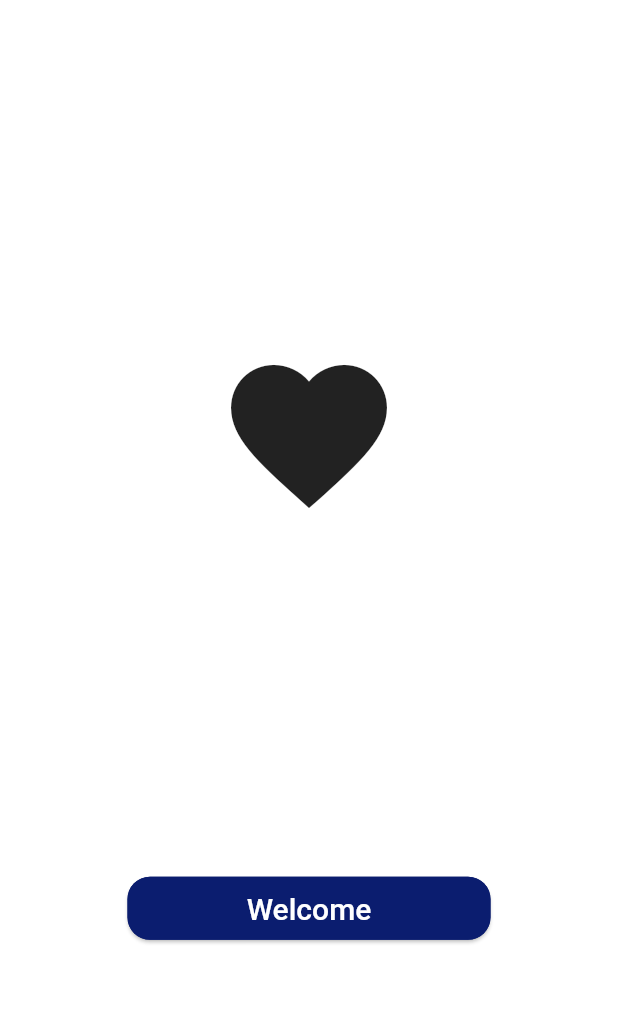
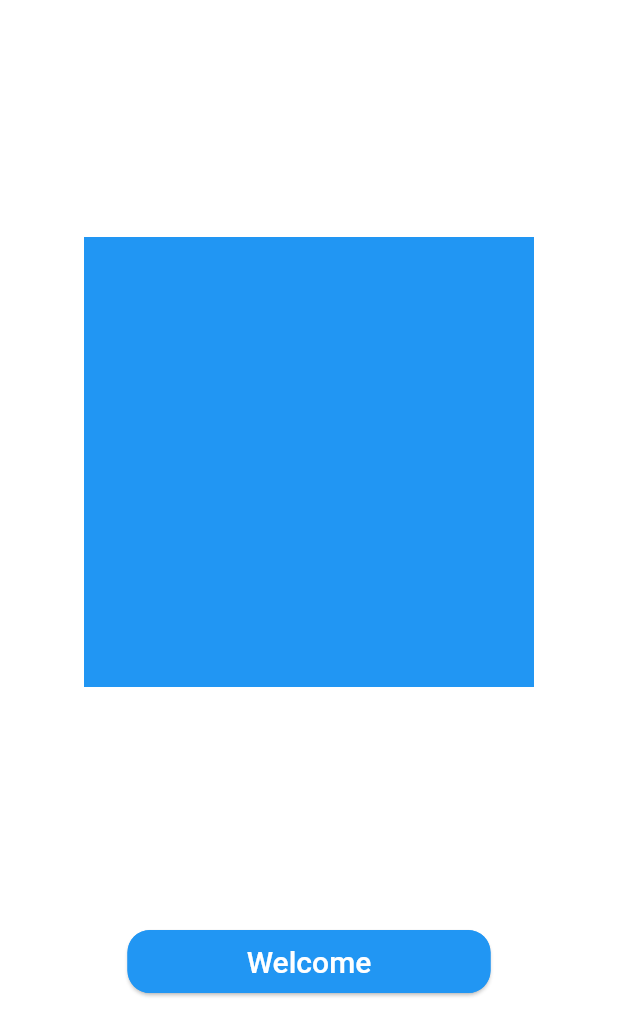
Before and after one commit to hugorodro/Handy-man-flutter-app, a Flutter app: the screen it shows after launch, on a phone screen of 412 x 824 dp. Shown: the top 1036 px of the screen. Run offline on Flutter 3.47's test engine with Material 2 defaults, Android fonts, the phone set to English and light mode, and no system bars; project files that could hold a hidden picture were left out.

Commit message:
Small Color Changes

```diff
--- a/lunacon_app/lib/main.dart
+++ b/lunacon_app/lib/main.dart
@@ -29,7 +29,8 @@ void main() {
   );
 }
 
-const cobaltColor = const Color(0xFF0B1D6F);
+// const cobaltColor = const Color(0xFF0B1D6F);
+const cobaltColor = Colors.blue;
 const titleSize = 40.0;
 const labelSize = 20.0;
 const subLabelSize = 10.0;
--- a/lunacon_app/lib/screens/cartScreen.dart
+++ b/lunacon_app/lib/screens/cartScreen.dart
@@ -149,7 +149,7 @@ class _CartScreenState extends State<CartScreen> {
                       width: 100,
                       margin: EdgeInsets.fromLTRB(0, 0, 0, 25),
                       decoration: BoxDecoration(
-                          color: Colors.grey,
+                          color: Colors.grey[350],
                           borderRadius:
                               BorderRadius.all(const Radius.circular(15.0)),
                           border: Border.all(color: cobaltColor)),
--- a/lunacon_app/lib/screens/loginScreen.dart
+++ b/lunacon_app/lib/screens/loginScreen.dart
@@ -1,3 +1,4 @@
+
 import 'package:flutter/material.dart';
 import 'package:lunacon_app/main.dart';
 
@@ -15,13 +16,14 @@ class _LoginScreenState extends State<LoginScreen> {
       body: Center(
         child: Column(
           children: <Widget>[
-            Expanded(
-              flex: 3,
-              child: Container(
-                child: Icon(Icons.favorite, size: 125),
-                width: 300,
-              ),
+            Expanded(flex:1, child: Container(),),
+            Container(color: Colors.blue,
+              // child: Image.asset('images/backArrow.png'),
+              width: 300,
+              height: 300,
             ),
+                        Expanded(flex:1, child: Container(),),
+
             Container(
               width: 250,
               height: 50,
```
Also changed, not shown: lunacon_app/images/LoginLogo.png (added), lunacon_app/lib/screens/authScreen.dart (line endings or trailing spaces).
